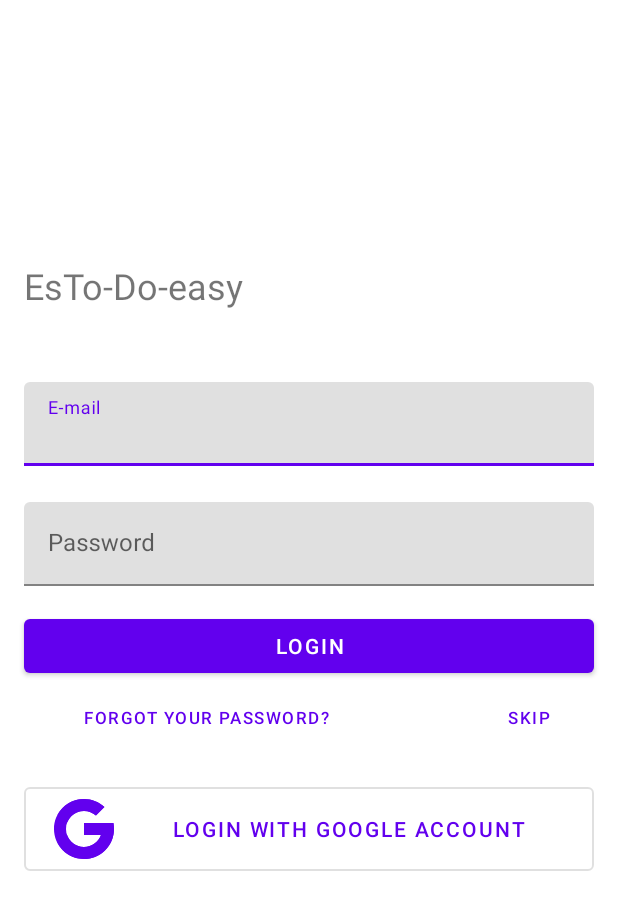
After one commit to padm-2022-q1/EsTo-Do-easy, an Android app: the layout fragment_login_page.xml on its own in the app's theme, with its tools: preview values and no code run, on a phone screen of 412 x 824 dp. The commit adds this screen. Shown: the top 910 px of the screen. Run offline under Robolectric (Android 15) with nearby library versions, the phone set to English and light mode, and no system bars.

Commit message:
add Profile Login Page (xml and fragment)

```diff
--- /dev/null
+++ b/app/src/main/java/br/edu/ufabc/EsToDoeasy/view/LoginPage.kt
@@ -0,0 +1,60 @@
+package br.edu.ufabc.EsToDoeasy.view
+
+import android.os.Bundle
+import androidx.fragment.app.Fragment
+import android.view.LayoutInflater
+import android.view.View
+import android.view.ViewGroup
+import br.edu.ufabc.EsToDoeasy.R
+
+// TODO: Rename parameter arguments, choose names that match
+// the fragment initialization parameters, e.g. ARG_ITEM_NUMBER
+private const val ARG_PARAM1 = "param1"
+private const val ARG_PARAM2 = "param2"
+
+/**
+ * A simple [Fragment] subclass.
+ * Use the [LoginPage.newInstance] factory method to
+ * create an instance of this fragment.
+ */
+class LoginPage : Fragment() {
+    // TODO: Rename and change types of parameters
+    private var param1: String? = null
+    private var param2: String? = null
+
+    override fun onCreate(savedInstanceState: Bundle?) {
+        super.onCreate(savedInstanceState)
+        arguments?.let {
+            param1 = it.getString(ARG_PARAM1)
+            param2 = it.getString(ARG_PARAM2)
+        }
+    }
+
+    override fun onCreateView(
+        inflater: LayoutInflater, container: ViewGroup?,
+        savedInstanceState: Bundle?
+    ): View? {
+        // Inflate the layout for this fragment
+        return inflater.inflate(R.layout.fragment_login_page, container, false)
+    }
+
+    companion object {
+        /**
+         * Use this factory method to create a new instance of
+         * this fragment using the provided parameters.
+         *
+         * @param param1 Parameter 1.
+         * @param param2 Parameter 2.
+         * @return A new instance of fragment LoginPage.
+         */
+        // TODO: Rename and change types and number of parameters
+        @JvmStatic
+        fun newInstance(param1: String, param2: String) =
+            LoginPage().apply {
+                arguments = Bundle().apply {
+                    putString(ARG_PARAM1, param1)
+                    putString(ARG_PARAM2, param2)
+                }
+            }
+    }
+}
--- /dev/null
+++ b/app/src/main/res/drawable/ic_icons8_google.xml
@@ -0,0 +1,18 @@
+<vector xmlns:android="http://schemas.android.com/apk/res/android"
+    android:width="48dp"
+    android:height="48dp"
+    android:viewportWidth="48"
+    android:viewportHeight="48">
+  <path
+      android:pathData="M43.611,20.083H42V20H24v8h11.303c-1.649,4.657 -6.08,8 -11.303,8c-6.627,0 -12,-5.373 -12,-12c0,-6.627 5.373,-12 12,-12c3.059,0 5.842,1.154 7.961,3.039l5.657,-5.657C34.046,6.053 29.268,4 24,4C12.955,4 4,12.955 4,24c0,11.045 8.955,20 20,20c11.045,0 20,-8.955 20,-20C44,22.659 43.862,21.35 43.611,20.083z"
+      android:fillColor="#FFC107"/>
+  <path
+      android:pathData="M6.306,14.691l6.571,4.819C14.655,15.108 18.961,12 24,12c3.059,0 5.842,1.154 7.961,3.039l5.657,-5.657C34.046,6.053 29.268,4 24,4C16.318,4 9.656,8.337 6.306,14.691z"
+      android:fillColor="#FF3D00"/>
+  <path
+      android:pathData="M24,44c5.166,0 9.86,-1.977 13.409,-5.192l-6.19,-5.238C29.211,35.091 26.715,36 24,36c-5.202,0 -9.619,-3.317 -11.283,-7.946l-6.522,5.025C9.505,39.556 16.227,44 24,44z"
+      android:fillColor="#4CAF50"/>
+  <path
+      android:pathData="M43.611,20.083H42V20H24v8h11.303c-0.792,2.237 -2.231,4.166 -4.087,5.571c0.001,-0.001 0.002,-0.001 0.003,-0.002l6.19,5.238C36.971,39.205 44,34 44,24C44,22.659 43.862,21.35 43.611,20.083z"
+      android:fillColor="#1976D2"/>
+</vector>
--- /dev/null
+++ b/app/src/main/res/layout/fragment_login_page.xml
@@ -0,0 +1,118 @@
+<?xml version="1.0" encoding="utf-8"?>
+<androidx.constraintlayout.widget.ConstraintLayout xmlns:android="http://schemas.android.com/apk/res/android"
+    android:layout_width="match_parent"
+    android:layout_height="match_parent"
+    xmlns:app="http://schemas.android.com/apk/res-auto"
+    android:id="@+id/login_page_fragment"
+    >
+
+    <TextView
+
+        android:layout_width="wrap_content"
+        android:layout_height="wrap_content"
+        android:text="@string/app_name"
+        app:layout_constraintLeft_toLeftOf="@id/login_page_fragment"
+        app:layout_constraintRight_toRightOf="@id/login_page_fragment"
+        app:layout_constraintHorizontal_bias="0"
+        app:layout_constraintVertical_bias="0.22"
+        app:layout_constraintTop_toTopOf="@id/login_page_fragment"
+        app:layout_constraintBottom_toBottomOf="@id/login_page_fragment"
+        android:textSize="24sp"
+        android:id="@+id/login_name_app"
+        android:layout_marginStart="16dp"
+        android:layout_marginEnd="16dp"
+        />
+
+
+    <com.google.android.material.textfield.TextInputLayout
+        app:layout_constraintLeft_toLeftOf="@id/login_name_app"
+        app:layout_constraintTop_toBottomOf="@id/login_name_app"
+        android:layout_marginTop="48dp"
+        android:id="@+id/layout_login_email_text"
+        android:layout_height="wrap_content"
+        android:layout_width="match_parent"
+        android:layout_marginStart="16dp"
+        android:layout_marginEnd="16dp"
+        >
+        <com.google.android.material.textfield.TextInputEditText
+            android:id="@+id/login_email_text"
+            android:layout_width="match_parent"
+            android:layout_height="wrap_content"
+            android:hint="@string/login_email_hint"
+            >
+        </com.google.android.material.textfield.TextInputEditText>
+    </com.google.android.material.textfield.TextInputLayout>
+
+    <com.google.android.material.textfield.TextInputLayout
+        app:layout_constraintLeft_toLeftOf="@id/login_name_app"
+        app:layout_constraintTop_toBottomOf="@id/layout_login_email_text"
+        android:layout_marginTop="24dp"
+        android:id="@+id/layout_login_password_text"
+        android:layout_height="wrap_content"
+        android:layout_width="match_parent"
+        android:layout_marginStart="16dp"
+        android:layout_marginEnd="16dp"
+        >
+        <com.google.android.material.textfield.TextInputEditText
+            android:id="@+id/login_password_text"
+            android:layout_width="match_parent"
+            android:layout_height="wrap_content"
+            android:hint="@string/login_password_hint"
+            >
+        </com.google.android.material.textfield.TextInputEditText>
+    </com.google.android.material.textfield.TextInputLayout>
+
+    <com.google.android.material.button.MaterialButton
+        android:id="@+id/login_login_button"
+        android:layout_width="match_parent"
+        android:layout_height="wrap_content"
+        android:layout_marginTop="16dp"
+        android:text="@string/login_login_text"
+        app:layout_constraintLeft_toLeftOf="@id/login_name_app"
+        app:layout_constraintTop_toBottomOf="@id/layout_login_password_text"
+        android:layout_marginStart="16dp"
+        android:layout_marginEnd="16dp"
+        />
+
+    <com.google.android.material.button.MaterialButton
+        android:id="@+id/login_skip_login"
+        style="@style/Widget.MaterialComponents.Button.TextButton"
+        android:text="@string/login_skip_login_text"
+        android:layout_width="wrap_content"
+        android:layout_height="wrap_content"
+        android:textSize="11sp"
+        app:layout_constraintRight_toRightOf="@id/login_login_button"
+        app:layout_constraintTop_toBottomOf="@id/login_login_button"
+        android:layout_marginStart="16dp"
+        android:layout_marginEnd="16dp"
+        />
+
+    <com.google.android.material.button.MaterialButton
+        android:id="@+id/login_forgot_password"
+        style="@style/Widget.MaterialComponents.Button.TextButton"
+        android:text="@string/login_forgot_password_text"
+        android:layout_width="wrap_content"
+        android:layout_height="wrap_content"
+        android:textSize="11sp"
+        app:layout_constraintLeft_toLeftOf="@id/login_login_button"
+        app:layout_constraintTop_toBottomOf="@id/login_login_button"
+        android:layout_marginStart="16dp"
+        android:layout_marginEnd="16dp"
+        />
+
+    <com.google.android.material.button.MaterialButton
+        android:id="@+id/login_google_login_button"
+        android:layout_width="match_parent"
+        android:layout_height="wrap_content"
+        android:layout_marginTop="16dp"
+        android:text="@string/login_login_with_google_account_text"
+        app:icon="@drawable/ic_icons8_google"
+        style="@style/Widget.MaterialComponents.Button.OutlinedButton"
+        app:layout_constraintLeft_toLeftOf="@id/login_forgot_password"
+        app:layout_constraintTop_toBottomOf="@id/login_forgot_password"
+        android:layout_marginStart="16dp"
+        android:layout_marginEnd="16dp"
+        />
+
+
+</androidx.constraintlayout.widget.ConstraintLayout>
--- a/app/src/main/res/values/strings.xml
+++ b/app/src/main/res/values/strings.xml
@@ -17,4 +17,12 @@
     <string name="menu_item_list_dash_label">Dashboard</string>
     <string name="menu_item_list_planner_label">Planner</string>
     <string name="menu_item_list_perfil_label">Perfil</string>
+    <string name="login_email_hint">E-mail</string>
+    <string name="login_password_hint">Password</string>
+    <string name="login_login_text">Login</string>
+    <string name="login_skip_login_text">Skip</string>
+    <string name="login_forgot_password_text">Forgot your Password?</string>
+    <string name="login_login_with_google_account_text">Login with Google Account</string>
+    <!-- TODO: Remove or change this placeholder text -->
+
 </resources>
```
